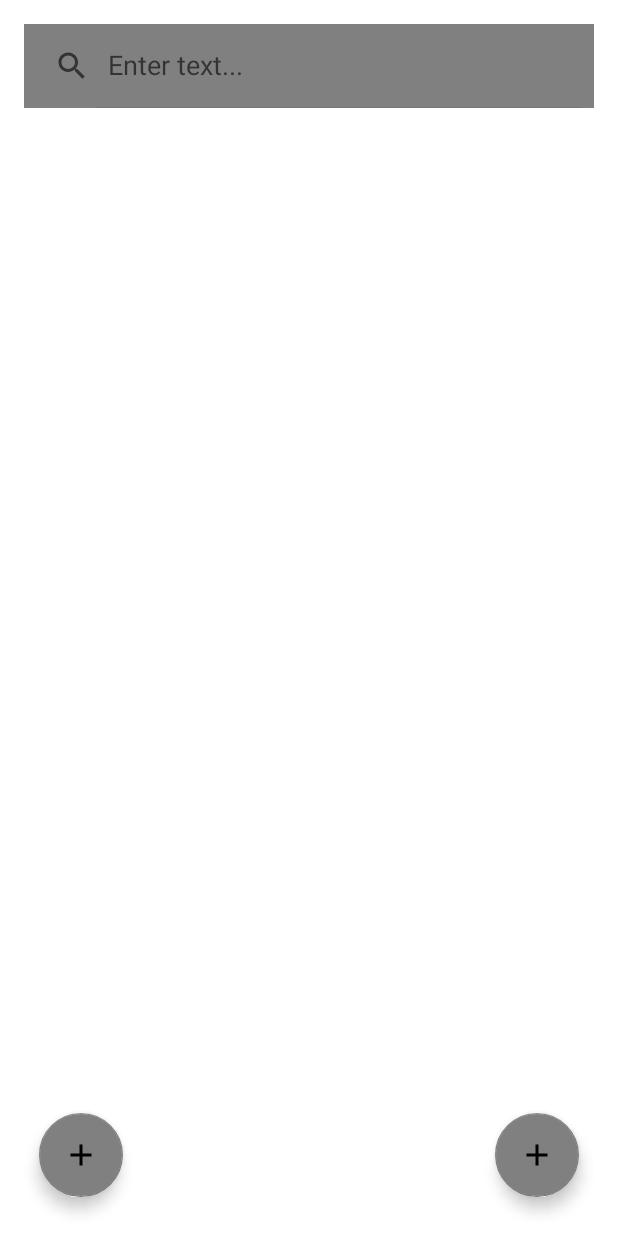
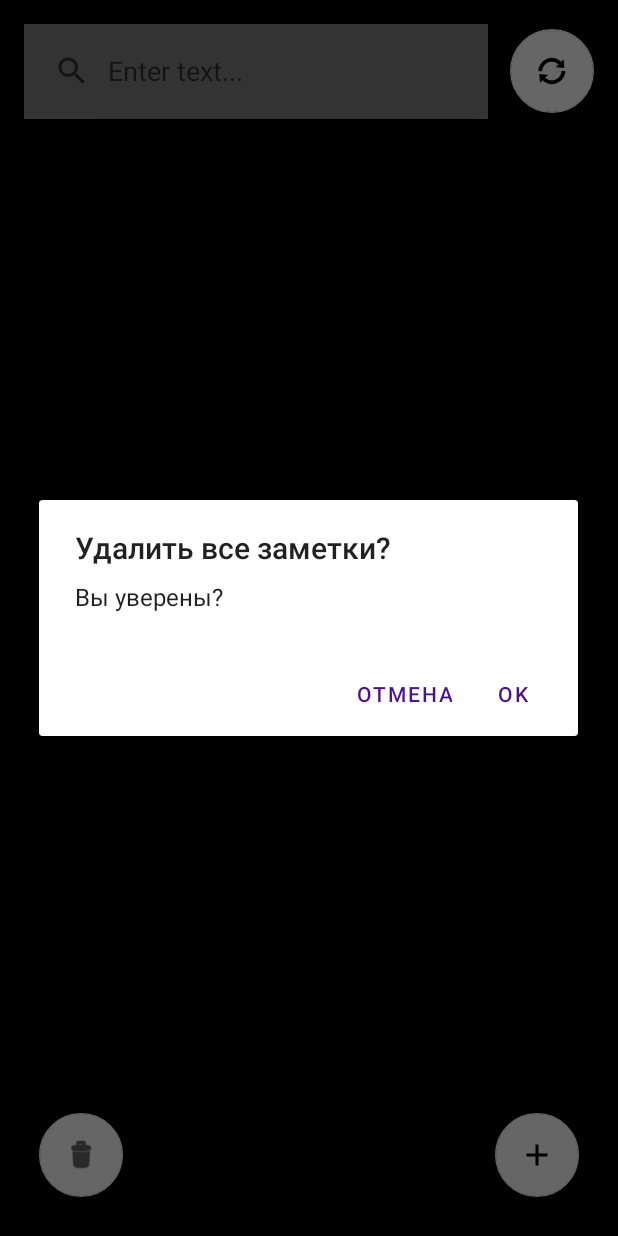
Before and after one commit to EEEEgggoor/NOTE_PROJECT, an Android app: the MainActivity screen opened directly, with no data from a screen before it, after a tap on an icon or button, on a phone screen of 412 x 824 dp. Run offline under Robolectric (Android 15) with nearby library versions, the phone set to English and light mode, and no system bars; our stand-ins replace Firebase (no records; nobody signed in at launch, a user with empty details on screens opened directly), Room's generated code; 2 statements that could not run were skipped.

Commit message:
Add_update_data_note_from_BD

```diff
--- a/app/src/main/java/com/glv/note_project/DataBase/MainDAO.java
+++ /dev/null
@@ -1,36 +0,0 @@
-package com.glv.note_project.DataBase;
-
-import static androidx.room.OnConflictStrategy.REPLACE;
-import androidx.room.Dao;
-import androidx.room.Delete;
-import androidx.room.Insert;
-import androidx.room.Query;
-
-import com.glv.note_project.Model.Notes;
-
-import java.util.List;
-
-@Dao
-public interface MainDAO {
-
-    @Insert(onConflict = REPLACE)
-    void insert(Notes notes);
-
-
-    @Query("SELECT * FROM notes ORDER BY id DESC")
-    List<Notes> getAll();
-
-    @Query("UPDATE notes SET title = :title, notes = :notes WHERE ID = :id")
-    void update(int id, String title, String notes);
-
-    @Delete
-    void delete(Notes notes);
-
-
-    @Delete
-    void delete_all(List<Notes> notes);
-
-    @Query("UPDATE notes SET pinned = :pin WHERE ID = :id")
-    void pin(int id, boolean pin);
-
-}
--- a/app/src/main/java/com/glv/note_project/MainActivity.java
+++ b/app/src/main/java/com/glv/note_project/MainActivity.java
@@ -11,11 +11,14 @@ import androidx.recyclerview.widget.RecyclerView;
 import androidx.recyclerview.widget.StaggeredGridLayoutManager;
 
 import android.app.Activity;
+import android.app.AlertDialog;
+import android.content.DialogInterface;
 import android.content.Intent;
 import android.os.Bundle;
 
 import android.view.MenuItem;
 import android.view.View;
+
 
 import android.widget.Toast;
 
@@ -23,6 +26,7 @@ import com.glv.note_project.Adapter.NotesListAdapter;
 import com.glv.note_project.DataBase.RoomDB;
 import com.glv.note_project.Model.Notes;
 import com.google.android.material.floatingactionbutton.FloatingActionButton;
+
 import com.google.firebase.database.DataSnapshot;
 import com.google.firebase.database.DatabaseError;
 import com.google.firebase.database.DatabaseReference;
@@ -35,22 +39,16 @@ import java.util.List;
 public class MainActivity extends AppCompatActivity implements PopupMenu.OnMenuItemClickListener {
 
     RecyclerView recyclerView;
-    FloatingActionButton fab_add, fab_clear;
+
+
+    FloatingActionButton fab_add, fab_clear, reload_btn;
     NotesListAdapter notesListAdapter;
     RoomDB database;
-    public Notes new_not;
+    Notes selectednote;
     SearchView searchView_home;
     List<Notes> notes = new ArrayList<>();
     DatabaseReference mDataBase;
-    String User_Note_key = "glugach3";
-
-
-
-
-    int i;
-    String EmailName;
-    Notes selectednote;
-
+    String User_Note_key = "User_Note", UserEmailName;
 
 
 
@@ -60,17 +58,20 @@ public class MainActivity extends AppCompatActivity implements PopupMenu.OnMenuI
         setContentView(R.layout.activity_main);
 
 
-
-
         recyclerView = findViewById(R.id.recycler_home);
         fab_add = findViewById(R.id.fab_add);
         fab_clear = findViewById(R.id.fab_clear);
+        reload_btn = findViewById(R.id.reload_button);
         mDataBase = FirebaseDatabase.getInstance().getReference(User_Note_key);
         searchView_home = findViewById(R.id.searchView_home);
 
-//        добавление в конструктор Notes_FB листвьюва notes
-//        Notes_FB new_notes_fb = new Notes_FB(notes);
-//        mDataBase.push().setValue(new_notes_fb);
+        UserEmailName = getIntent().getStringExtra("EmailDB");
+
+
+
+        UserEmailName = "" + UserEmailName.split("@")[0];
+
+
 
         database = RoomDB.getInstance(this);
         notes = database.mainDAO().getAll();
@@ -79,20 +80,24 @@ public class MainActivity extends AppCompatActivity implements PopupMenu.OnMenuI
 
 
 
+        updateRecycle(notes);
 
 
 
 
+        fab_add.setOnClickListener(v -> {
+            Intent intent = new Intent(MainActivity.this, NotesTakerActivity.class);
+            intent.putExtra("EmailName", getIntent().getStringExtra("EmailDB"));
+            intent.putExtra("size_notes", ("" + notes.size()));
+            add_Note_from_BD(UserEmailName);
 
-        updateRecycle(notes);
-        fab_add.setOnClickListener(new View.OnClickListener() {
-            @Override
-            public void onClick(View v) {
-                Intent intent = new Intent(MainActivity.this, NotesTakerActivity.class);
-                intent.putExtra("EmailName", getIntent().getStringExtra("EmailDB"));
-                startActivityForResult(intent, 101);
+            startActivityForResult(intent, 101);
 
-            }
+        });
+
+        reload_btn.setOnClickListener(v -> {
+
+            add_Note_from_BD(UserEmailName);
         });
 
         searchView_home.setOnQueryTextListener(new SearchView.OnQueryTextListener() {
@@ -109,37 +114,65 @@ public class MainActivity extends AppCompatActivity implements PopupMenu.OnMenuI
         });
 
 
-        fab_clear.setOnClickListener(new View.OnClickListener() {
-            @Override
-            public void onClick(View v) {
-                while (notes.size()!=0){
-                    i=-1;
-                    i++;
-                    if (!notes.get(i).isPinned()) {
-                        database.mainDAO().delete(notes.get(i));
-                        notes.remove(notes.get(i));
+
+        fab_clear.setOnClickListener(v -> {
+            AlertDialog.Builder builder = new AlertDialog.Builder(MainActivity.this);
+            builder.setTitle("Удалить все заметки?")
+                    .setMessage("Вы уверены?")
+                    .setPositiveButton("OK", (dialog, id) -> {
+                        database.mainDAO().delete_all(notes);
+                        notes.removeAll(notes);
+                        mDataBase.child(UserEmailName).removeValue();
                         notesListAdapter.notifyDataSetChanged();
-                        mDataBase.removeValue();
 
 
+                    })
+                    .setNegativeButton("Отмена", new DialogInterface.OnClickListener() {
+                        public void onClick(DialogInterface dialog, int id) {
 
-                    }
-                }
-
-            }
+                        }
+                    });
+            builder.create().show();
         });
 
 
+    }
 
-        Toast.makeText(MainActivity.this, getIntent().getStringExtra("EmailDB"), Toast.LENGTH_SHORT).show();
+    private void add_Note_from_BD(String UserEmailName) {
+        ValueEventListener vListener = new ValueEventListener() {
+            @Override
+            public void onDataChange(@NonNull DataSnapshot snapshot) {
+                if (notes.size() > 0) {
+                    notes.clear();
+                    database.mainDAO().delete_all(notes);
+                    notesListAdapter.notifyDataSetChanged();
+                }
+
+                for (DataSnapshot DS : snapshot.child(UserEmailName).getChildren()) {
+                    Notes_FB return_note_FB = DS.getValue(Notes_FB.class);
+                    Notes notret = new Notes();
+                    notret.setID(return_note_FB.ID);
+                    notret.setTitle(return_note_FB.title);
+                    notret.setData(return_note_FB.data);
+                    notret.setNotes(return_note_FB.notes);
+                    notret.setUnique_id(return_note_FB.Unique_id);
+                    notret.setPinned(return_note_FB.pinned);
+                    notes.add(notret);
+//                    database.mainDAO().insert(notret);
 
 
 
 
+                }
+                notesListAdapter.notifyDataSetChanged();
+            }
+            @Override
+            public void onCancelled(@NonNull DatabaseError error) {}
+        };
+        mDataBase.addValueEventListener(vListener);
+    }
 
 
-
-    }
     //    Фильрт
     private void filter(String newText) {
         List<Notes> filteredList = new ArrayList<>();
@@ -161,43 +194,10 @@ public class MainActivity extends AppCompatActivity implements PopupMenu.OnMenuI
 
 
 
-    private void onValueIsBD(){
-        ValueEventListener vListener = new ValueEventListener() {
-            @Override
-            public void onDataChange(@NonNull DataSnapshot snapshot) {
-                if (notes.size()>0) notes.clear();
-
-                for (DataSnapshot ds : snapshot.getChildren())
-                {
-                    Notes_FB note_return = ds.getValue(Notes_FB.class);
-                    new_not = new Notes();
-                    new_not.setTitle(note_return.title);
-                    new_not.setNotes(note_return.notes);
-                    new_not.setData(note_return.data);
-                    new_not.setPinned(note_return.pinned);
-                    new_not.setID(note_return.ID);
-
-
-//                    database.mainDAO().insert(new_not);
-//                    notes.clear();
-//                    notes.addAll(database.mainDAO().getAll());
-                    notes.add(new_not);
-                    notesListAdapter.notifyDataSetChanged();
-                }
-            }
 
 
 
 
-            @Override
-            public void onCancelled(@NonNull DatabaseError error) {
-
-            }
-        };
-        mDataBase.addValueEventListener(vListener);
-
-
-    }
 
 
     @Override
@@ -212,17 +212,21 @@ public class MainActivity extends AppCompatActivity implements PopupMenu.OnMenuI
                 notes.addAll(database.mainDAO().getAll());
                 notesListAdapter.notifyDataSetChanged();
 
+
             }
         }
         if (requestCode == 102) {
             if (resultCode == Activity.RESULT_OK) {
                 Notes new_notes = (Notes) data.getSerializableExtra("notes");
+
                 database.mainDAO().update(new_notes.getID(), new_notes.getTitle(), new_notes.getNotes());
+
                 notes.clear();
                 notes.addAll(database.mainDAO().getAll());
                 notesListAdapter.notifyDataSetChanged();
             }
         }
+
     }
 
     private void updateRecycle(List<Notes> notes) {
@@ -239,7 +243,9 @@ public class MainActivity extends AppCompatActivity implements PopupMenu.OnMenuI
         public void onClick(Notes notes) {
             Intent intent = new Intent(MainActivity.this, NotesTakerActivity.class);
             intent.putExtra("old_notes", notes);
-
+            Toast.makeText(MainActivity.this, notes.getUnique_id().toString(), Toast.LENGTH_SHORT).show();
+            intent.putExtra("Unique_name_notes", notes.getUnique_id().toString());
+            intent.putExtra("EmailName", getIntent().getStringExtra("EmailDB"));
             startActivityForResult(intent, 102);
 
 
@@ -265,17 +271,7 @@ public class MainActivity extends AppCompatActivity implements PopupMenu.OnMenuI
         if (item.getItemId() == R.id.pin) {
             selectednote = new Notes();
 
-            String title = selectednote.getTitle();
-            String nots = selectednote.getNotes();
-            String date = selectednote.getData();
 
-            if (item.getItemId() == R.id.imageView_pin) {
-                database.mainDAO().pin(selectednote.getID(), false);
-
-            } else {
-                database.mainDAO().pin(selectednote.getID(), true);
-
-            }
             notes.clear();
             notes.addAll(database.mainDAO().getAll());
             notesListAdapter.notifyDataSetChanged();
@@ -283,18 +279,15 @@ public class MainActivity extends AppCompatActivity implements PopupMenu.OnMenuI
         }
 
 
-
         if (item.getItemId() == R.id.Delete) {
             database.mainDAO().delete(selectednote);
             notes.remove(selectednote);
             notesListAdapter.notifyDataSetChanged();
-            Toast.makeText(MainActivity.this, selectednote.getTitle().toString(), Toast.LENGTH_SHORT).show();
+            Toast.makeText(MainActivity.this, selectednote.getTitle(), Toast.LENGTH_SHORT).show();
             return true;
         }
         return false;
     }
 
 
-
-
 }
--- a/app/src/main/java/com/glv/note_project/Notes_FB.java
+++ b/app/src/main/java/com/glv/note_project/Notes_FB.java
@@ -1,21 +1,23 @@
 package com.glv.note_project;
 
-import com.glv.note_project.Model.Notes;
 
 
 public class Notes_FB {
     public String title, notes, data;
     public boolean pinned;
     int ID;
+    String Unique_id;
 
     public Notes_FB() {
     }
 
-    public Notes_FB(String title, String notes, String data, boolean pinned, int ID) {
+    public Notes_FB(String title, String notes, String data, boolean pinned, int ID, String Unique_id) {
         this.title = title;
         this.notes = notes;
         this.data = data;
         this.pinned = pinned;
         this.ID = ID;
+        this.Unique_id = Unique_id;
+
     }
 }
--- a/app/src/main/res/layout/activity_main.xml
+++ b/app/src/main/res/layout/activity_main.xml
@@ -4,25 +4,62 @@
     xmlns:tools="http://schemas.android.com/tools"
     android:layout_width="match_parent"
     android:layout_height="match_parent"
-    android:background="#FFFFFF"
+    android:background="#000000"
     android:orientation="vertical"
     tools:context=".MainActivity">
 
 
+    <com.google.android.material.floatingactionbutton.FloatingActionButton
+        android:id="@+id/reload_button"
+        android:layout_width="60dp"
+        android:layout_height="66dp"
+        android:layout_alignParentTop="true"
+        android:layout_alignParentEnd="true"
+        android:layout_marginTop="19dp"
+        android:layout_marginEnd="16dp"
+        android:clickable="true"
+        android:src="@android:drawable/ic_popup_sync"
+        app:backgroundTint="#FFFFFF" />
+
+    <com.google.android.material.floatingactionbutton.FloatingActionButton
+        android:id="@+id/fab_clear"
+        android:layout_width="60dp"
+        android:layout_height="60dp"
+        android:layout_alignParentBottom="true"
+        android:layout_marginStart="26dp"
+        android:layout_marginTop="26dp"
+        android:layout_marginEnd="26dp"
+        android:layout_marginBottom="26dp"
+        android:src="@android:drawable/ic_menu_delete"
+        app:backgroundTint="#FFFFFF" />
+
+    <com.google.android.material.floatingactionbutton.FloatingActionButton
+        android:id="@+id/fab_add"
+        android:layout_width="60dp"
+        android:layout_height="wrap_content"
+        android:layout_marginStart="26dp"
+        android:layout_alignParentEnd="true"
+        android:layout_alignParentBottom="true"
+        android:layout_marginTop="26dp"
+        android:layout_marginEnd="26dp"
+        android:layout_marginBottom="26dp"
+        android:src="@drawable/add_1"
+        android:tint="#FFFFFF"
+        app:backgroundTint="#FFFFFF" />
+
     <androidx.appcompat.widget.SearchView
         android:id="@+id/searchView_home"
-        android:layout_width="match_parent"
-        android:layout_height="?android:attr/actionBarSize"
+        android:layout_width="309dp"
+        android:layout_height="63dp"
         android:layout_alignParentTop="true"
+
         android:layout_marginStart="16dp"
         android:layout_marginTop="16dp"
         android:layout_marginEnd="16dp"
         android:layout_marginBottom="16dp"
         android:background="@color/color5"
         app:iconifiedByDefault="false"
-        app:queryHint="Enter text...">
-
-    </androidx.appcompat.widget.SearchView>
+        app:queryHint="Enter text..." />
 
     <androidx.recyclerview.widget.RecyclerView
         android:id="@+id/recycler_home"
@@ -34,29 +71,5 @@
         android:layout_marginEnd="0dp"
         android:layout_marginBottom="0dp" />
 
-    <com.google.android.material.floatingactionbutton.FloatingActionButton
-        android:id="@+id/fab_add"
-        android:layout_width="wrap_content"
-        android:layout_height="wrap_content"
-        android:layout_alignParentEnd="true"
-        android:layout_alignParentBottom="true"
-        android:layout_marginStart="26dp"
-
-        android:layout_marginTop="26dp"
-        android:layout_marginEnd="26dp"
-        android:layout_marginBottom="26dp"
-        android:src="@drawable/add_1" />
-
-    <com.google.android.material.floatingactionbutton.FloatingActionButton
-        android:id="@+id/fab_clear"
-        android:layout_width="wrap_content"
-        android:layout_height="wrap_content"
-        android:layout_alignParentStart="true"
-        android:layout_alignParentBottom="true"
-        android:layout_margin="26dp"
-        android:src="@drawable/add_1"
-
-        />
-
 
 </RelativeLayout>
--- a/app/src/main/res/layout/notes_list.xml
+++ b/app/src/main/res/layout/notes_list.xml
@@ -15,7 +15,7 @@
         android:layout_width="match_parent"
         android:layout_height="wrap_content"
 
-        android:background="@color/color5"
+        android:background="#C5C5C5"
         android:orientation="vertical">
 
         <RelativeLayout
@@ -77,9 +77,6 @@
         </TextView>
 
 
-
-
-
     </LinearLayout>
 
 
```
Also changed, not shown: app/src/main/java/com/glv/note_project/Adapter/NotesListAdapter.java (+1 -20 lines), app/src/main/java/com/glv/note_project/LoginActivity.java (+13 -10 lines), app/src/main/java/com/glv/note_project/Model/Notes.java (+14 -18 lines), app/src/main/java/com/glv/note_project/NotesTakerActivity.java (+45 -35 lines), app/src/main/res/layout/activity_login.xml (+31 -22 lines), app/src/main/res/layout/activity_notes_taker.xml (+24 -17 lines).
